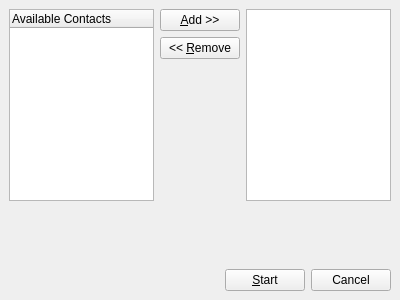
First picture: the form in wengophone/src/presentation/qt/ConferenceInviteWidget.ui, repository tkrotoff/WengoPhone, before the edit.
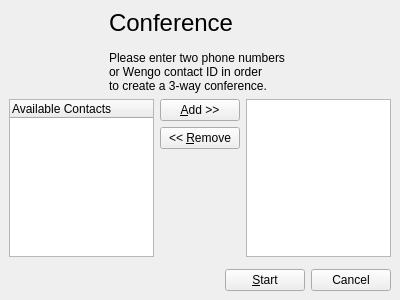
Second picture: the form after the edit.

Commit message: - CConferenceCall added + PConferenceCall - Refactoring on libutil

Diff of the .ui file:
```diff
--- a/wengophone/src/presentation/qt/ConferenceInviteWidget.ui
+++ b/wengophone/src/presentation/qt/ConferenceInviteWidget.ui
@@ -19,7 +19,7 @@
    <property name="spacing" >
     <number>6</number>
    </property>
-   <item row="1" column="0" >
+   <item row="2" column="0" >
     <spacer>
      <property name="orientation" >
       <enum>Qt::Vertical</enum>
@@ -32,44 +32,285 @@
      </property>
     </spacer>
    </item>
-   <item row="2" column="0" >
-    <layout class="QGridLayout" >
-     <property name="margin" >
-      <number>0</number>
-     </property>
-     <property name="spacing" >
-      <number>6</number>
-     </property>
-     <item row="0" column="0" >
-      <spacer>
-       <property name="orientation" >
-        <enum>Qt::Horizontal</enum>
-       </property>
-       <property name="sizeHint" >
-        <size>
-         <width>40</width>
-         <height>20</height>
-        </size>
-       </property>
-      </spacer>
-     </item>
-     <item row="0" column="1" >
-      <widget class="QPushButton" name="startButton" >
-       <property name="text" >
-        <string>&amp;Start</string>
-       </property>
-      </widget>
-     </item>
-     <item row="0" column="2" >
-      <widget class="QPushButton" name="closeButton" >
-       <property name="text" >
-        <string>Cancel</string>
-       </property>
-      </widget>
-     </item>
-    </layout>
-   </item>
    <item row="0" column="0" >
+    <widget class="QLabel" name="conferenceLabel" >
+     <property name="palette" >
+      <palette>
+       <active>
+        <color>
+         <red>0</red>
+         <green>0</green>
+         <blue>0</blue>
+        </color>
+        <color>
+         <red>212</red>
+         <green>208</green>
+         <blue>200</blue>
+        </color>
+        <color>
+         <red>255</red>
+         <green>255</green>
+         <blue>255</blue>
+        </color>
+        <color>
+         <red>234</red>
+         <green>229</green>
+         <blue>220</blue>
+        </color>
+        <color>
+         <red>128</red>
+         <green>128</green>
+         <blue>128</blue>
+        </color>
+        <color>
+         <red>141</red>
+         <green>139</green>
+         <blue>133</blue>
+        </color>
+        <color>
+         <red>255</red>
+         <green>255</green>
+         <blue>255</blue>
+        </color>
+        <color>
+         <red>255</red>
+         <green>255</green>
+         <blue>255</blue>
+        </color>
+        <color>
+         <red>0</red>
+         <green>0</green>
+         <blue>0</blue>
+        </color>
+        <color>
+         <red>255</red>
+         <green>255</green>
+         <blue>255</blue>
+        </color>
+        <color>
+         <red>212</red>
+         <green>208</green>
+         <blue>200</blue>
+        </color>
+        <color>
+         <red>64</red>
+         <green>64</green>
+         <blue>64</blue>
+        </color>
+        <color>
+         <red>10</red>
+         <green>36</green>
+         <blue>106</blue>
+        </color>
+        <color>
+         <red>255</red>
+         <green>255</green>
+         <blue>255</blue>
+        </color>
+        <color>
+         <red>0</red>
+         <green>0</green>
+         <blue>255</blue>
+        </color>
+        <color>
+         <red>255</red>
+         <green>0</green>
+         <blue>255</blue>
+        </color>
+        <color>
+         <red>232</red>
+         <green>232</green>
+         <blue>232</blue>
+        </color>
+       </active>
+       <inactive>
+        <color>
+         <red>0</red>
+         <green>0</green>
+         <blue>0</blue>
+        </color>
+        <color>
+         <red>212</red>
+         <green>208</green>
+         <blue>200</blue>
+        </color>
+        <color>
+         <red>255</red>
+         <green>255</green>
+         <blue>255</blue>
+        </color>
+        <color>
+         <red>234</red>
+         <green>229</green>
+         <blue>220</blue>
+        </color>
+        <color>
+         <red>128</red>
+         <green>128</green>
+         <blue>128</blue>
+        </color>
+        <color>
+         <red>141</red>
+         <green>139</green>
+         <blue>133</blue>
+        </color>
+        <color>
+         <red>255</red>
+         <green>255</green>
+         <blue>255</blue>
+        </color>
+        <color>
+         <red>255</red>
+         <green>255</green>
+         <blue>255</blue>
+        </color>
+        <color>
+         <red>0</red>
+         <green>0</green>
+         <blue>0</blue>
+        </color>
+        <color>
+         <red>255</red>
+         <green>255</green>
+         <blue>255</blue>
+        </color>
+        <color>
+         <red>212</red>
+         <green>208</green>
+         <blue>200</blue>
+        </color>
+        <color>
+         <red>64</red>
+         <green>64</green>
+         <blue>64</blue>
+        </color>
+        <color>
+         <red>212</red>
+         <green>208</green>
+         <blue>200</blue>
+        </color>
+        <color>
+         <red>0</red>
+         <green>0</green>
+         <blue>0</blue>
+        </color>
+        <color>
+         <red>0</red>
+         <green>0</green>
+         <blue>255</blue>
+        </color>
+        <color>
+         <red>255</red>
+         <green>0</green>
+         <blue>255</blue>
+        </color>
+        <color>
+         <red>232</red>
+         <green>232</green>
+         <blue>232</blue>
+        </color>
+       </inactive>
+       <disabled>
+        <color>
+         <red>106</red>
+         <green>104</green>
+         <blue>100</blue>
+        </color>
+        <color>
+         <red>212</red>
+         <green>208</green>
+         <blue>200</blue>
+        </color>
+        <color>
+         <red>255</red>
+         <green>255</green>
+         <blue>255</blue>
+        </color>
+        <color>
+         <red>233</red>
+         <green>231</green>
+         <blue>227</blue>
+        </color>
+        <color>
+         <red>128</red>
+         <green>128</green>
+         <blue>128</blue>
+        </color>
+        <color>
+         <red>141</red>
+         <green>139</green>
+         <blue>133</blue>
+        </color>
+        <color>
+         <red>106</red>
+         <green>104</green>
+         <blue>100</blue>
+        </color>
+        <color>
+         <red>255</red>
+         <green>255</green>
+         <blue>255</blue>
+        </color>
+        <color>
+         <red>106</red>
+         <green>104</green>
+         <blue>100</blue>
+        </color>
+        <color>
+         <red>212</red>
+         <green>208</green>
+         <blue>200</blue>
+        </color>
+        <color>
+         <red>212</red>
+         <green>208</green>
+         <blue>200</blue>
+        </color>
+        <color>
+         <red>0</red>
+         <green>0</green>
+         <blue>0</blue>
+        </color>
+        <color>
+         <red>10</red>
+         <green>36</green>
+         <blue>106</blue>
+        </color>
+        <color>
+         <red>255</red>
+         <green>255</green>
+         <blue>255</blue>
+        </color>
+        <color>
+         <red>0</red>
+         <green>0</green>
+         <blue>255</blue>
+        </color>
+        <color>
+         <red>255</red>
+         <green>0</green>
+         <blue>255</blue>
+        </color>
+        <color>
+         <red>232</red>
+         <green>232</green>
+         <blue>232</blue>
+        </color>
+       </disabled>
+      </palette>
+     </property>
+     <property name="acceptDrops" >
+      <bool>true</bool>
+     </property>
+     <property name="text" >
+      <string>&lt;span style=" font-size:18pt;">Conference&lt;/span>&lt;br />&lt;br />Please enter two phone numbers &lt;/p>&lt;p style=" margin-top:0px; margin-bottom:0px; margin-left:0px; margin-right:0px; -qt-block-indent:0; text-indent:0px;">or Wengo contact ID in order&lt;/p>&lt;p style=" margin-top:0px; margin-bottom:0px; margin-left:0px; margin-right:0px; -qt-block-indent:0; text-indent:0px;">to create a 3-way conference.&lt;/p></string>
+     </property>
+     <property name="indent" >
+      <number>100</number>
+     </property>
+    </widget>
+   </item>
+   <item row="1" column="0" >
     <layout class="QGridLayout" >
      <property name="margin" >
       <number>0</number>
@@ -125,6 +366,43 @@
      </item>
     </layout>
    </item>
+   <item row="3" column="0" >
+    <layout class="QGridLayout" >
+     <property name="margin" >
+      <number>0</number>
+     </property>
+     <property name="spacing" >
+      <number>6</number>
+     </property>
+     <item row="0" column="0" >
+      <spacer>
+       <property name="orientation" >
+        <enum>Qt::Horizontal</enum>
+       </property>
+       <property name="sizeHint" >
+        <size>
+         <width>40</width>
+         <height>20</height>
+        </size>
+       </property>
+      </spacer>
+     </item>
+     <item row="0" column="1" >
+      <widget class="QPushButton" name="startButton" >
+       <property name="text" >
+        <string>&amp;Start</string>
+       </property>
+      </widget>
+     </item>
+     <item row="0" column="2" >
+      <widget class="QPushButton" name="closeButton" >
+       <property name="text" >
+        <string>Cancel</string>
+       </property>
+      </widget>
+     </item>
+    </layout>
+   </item>
   </layout>
  </widget>
  <pixmapfunction></pixmapfunction>
```
The commit also changes 59 other files.
